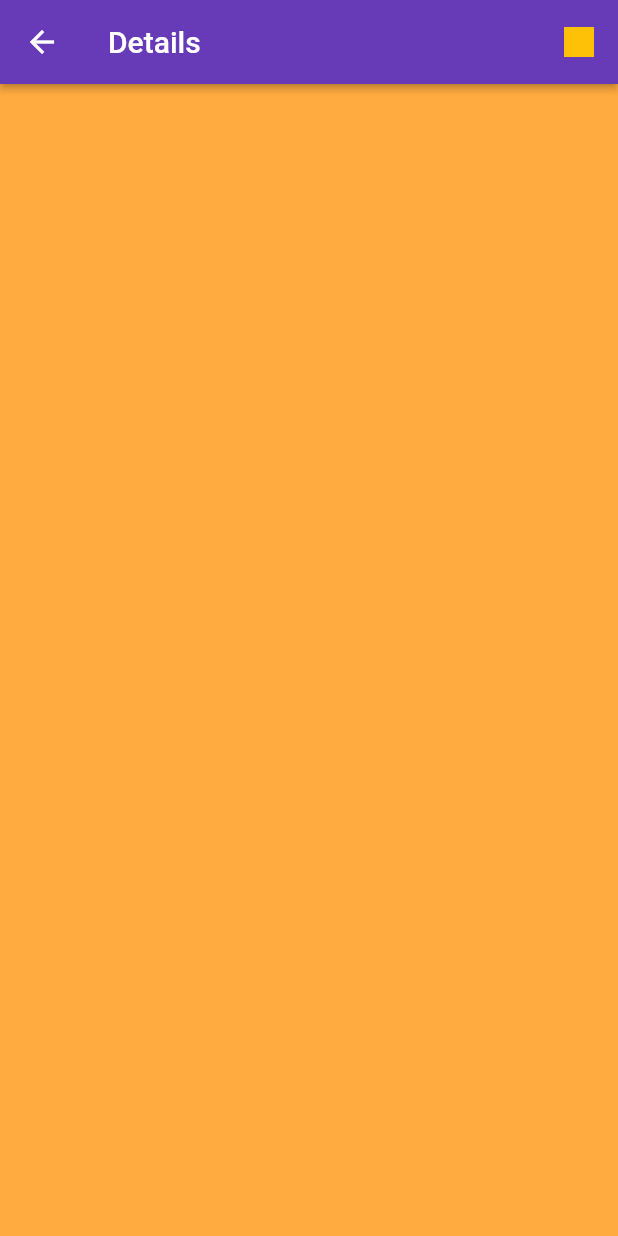
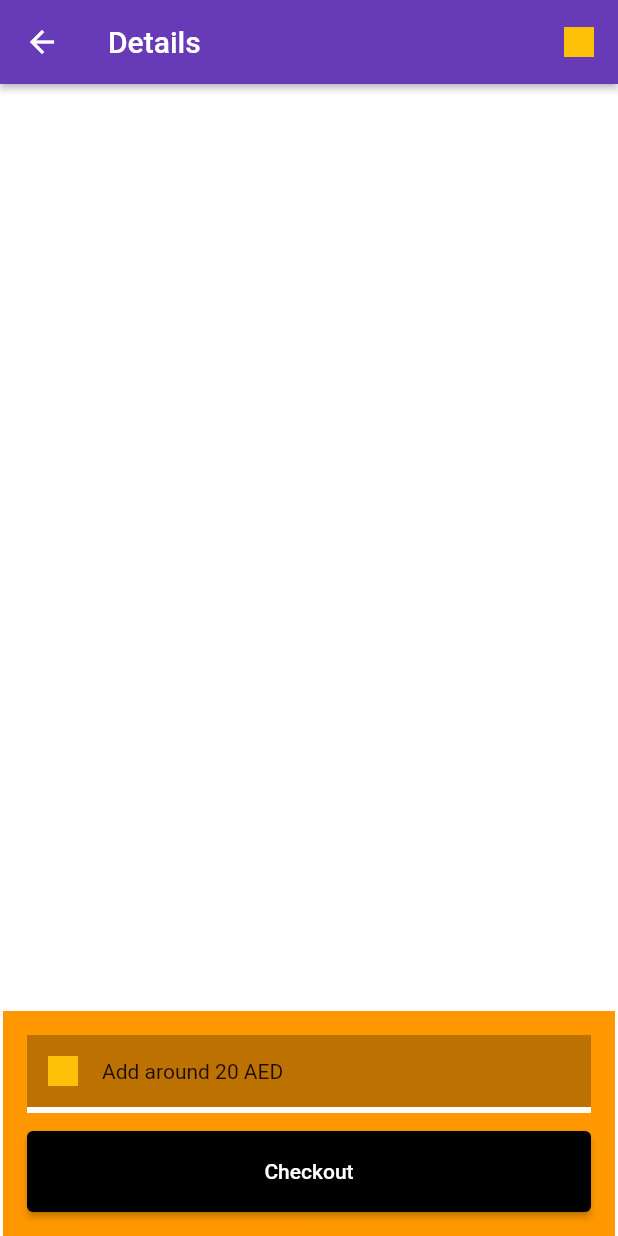
Before and after one commit to ratzr15/flutter-sample, a Flutter app: the DashboardDetailsScreen screen opened directly, on a phone screen of 412 x 824 dp. Run offline on Flutter 3.47's test engine with Material 2 defaults, Android fonts, the light colour scheme and no system bars; our stand-ins replace equatable.

Commit message:
add: details screen

```diff
--- a/lib/squad_board/presentation/screen/children/dashbpard_details_page_widget.dart
+++ b/lib/squad_board/presentation/screen/children/dashbpard_details_page_widget.dart
@@ -11,8 +11,11 @@ class DashboardDetailsScreen extends StatelessWidget {
     return Scaffold(
       appBar: AppBar(
         title: _TitleBarWidget(),
-        leading: const BackButton(
+        leading: BackButton(
           color: Colors.white,
+          onPressed: () => {
+            Navigator.of(context).pop(),
+          },
         ),
         elevation: 2.0,
       ),
@@ -22,8 +25,47 @@ class DashboardDetailsScreen extends StatelessWidget {
   }
 
   Widget _sliverGrid(BuildContext context) {
-    return Container(
-      color: Colors.orangeAccent,
+    return Align(
+      alignment: Alignment.bottomCenter,
+      child: Container(
+        height: _Constants.bottomContainerHeight,
+        color: Colors.orange,
+        child: Column(
+          mainAxisSize: MainAxisSize.min,
+          children: [
+            _CampaignBarWidget(),
+            SizedBox(
+              height: _Constants.verticalPadding,
+            ),
+            SizedBox(
+              height: _Constants.checkoutButtonHeight,
+              width: MediaQuery.of(context).size.width -
+                  _Constants.buttonWidthPadding,
+              child: _buildButton(() {}, [
+                Text('Checkout'),
+              ]),
+            ),
+          ],
+        ),
+      ),
+    );
+  }
+
+  Widget _buildButton(VoidCallback onPressed, List<Text> textChildren) {
+    return ElevatedButton(
+      style: ButtonStyle(
+        backgroundColor: MaterialStateProperty.all<Color>(Colors.black),
+        foregroundColor: MaterialStateProperty.all<Color>(Colors.white),
+        overlayColor: MaterialStateProperty.resolveWith<Color>(
+            (Set<MaterialState> states) {
+          if (states.contains(MaterialState.focused)) return Colors.red;
+          return null;
+        }),
+      ),
+      onPressed: () {
+        onPressed();
+      },
+      child: textChildren[0],
     );
   }
 }
@@ -48,3 +90,84 @@ class _TitleBarWidget extends StatelessWidget {
     ]);
   }
 }
+
+class _CampaignBarWidget extends StatelessWidget {
+  const _CampaignBarWidget();
+
+  @override
+  Widget build(BuildContext context) {
+    return Padding(
+      padding: const EdgeInsets.only(
+        left: _Constants.horizontalPadding,
+        right: _Constants.horizontalPadding,
+        top: _Constants.horizontalPadding,
+      ),
+      child: Column(
+        children: [
+          _TextWidgetWithIconWidget(),
+          _ProgressBarWidget(),
+        ],
+      ),
+    );
+  }
+}
+
+class _ProgressBarWidget extends StatelessWidget {
+  const _ProgressBarWidget({
+    Key key,
+  }) : super(key: key);
+
+  @override
+  Widget build(BuildContext context) {
+    return Container(
+      color: Colors.white,
+      height: _Constants.progressBarHeight,
+      width: MediaQuery.of(context).size.width - _Constants.buttonWidthPadding,
+    );
+  }
+}
+
+class _TextWidgetWithIconWidget extends StatelessWidget {
+  const _TextWidgetWithIconWidget({
+    Key key,
+  }) : super(key: key);
+
+  @override
+  Widget build(BuildContext context) {
+    return Container(
+      height: _Constants.campaignProgressHeight,
+      width: MediaQuery.of(context).size.width - _Constants.buttonWidthPadding,
+      color: Colors.black26,
+      child: Padding(
+        padding: const EdgeInsets.all(14.0),
+        child: Row(
+          children: [
+            Container(
+              width: 20,
+              height: 20,
+              color: Colors.amber,
+            ),
+            SizedBox(
+              width: 16,
+            ),
+            Text(
+              'Add around 20 AED',
+              textAlign: TextAlign.left,
+            ),
+          ],
+        ),
+      ),
+    );
+  }
+}
+
+abstract class _Constants {
+  static const double buttonWidthPadding = 36;
+  static const double verticalPadding = 12;
+  static const double horizontalPadding = 16;
+
+  static const double checkoutButtonHeight = 54;
+  static const double campaignProgressHeight = 48;
+  static const double bottomContainerHeight = 150;
+  static const double progressBarHeight = 4;
+}
--- a/lib/squad_board/presentation/screen/dashbpard_page_widget.dart
+++ b/lib/squad_board/presentation/screen/dashbpard_page_widget.dart
@@ -22,24 +22,6 @@ class DashboardScreen extends StatelessWidget {
     );
   }
 
-  Widget _buildButton(VoidCallback onPressed, List<Text> textChildren) {
-    return ElevatedButton(
-      style: ButtonStyle(
-        backgroundColor: MaterialStateProperty.all<Color>(Colors.black),
-        foregroundColor: MaterialStateProperty.all<Color>(Colors.white),
-        overlayColor: MaterialStateProperty.resolveWith<Color>(
-            (Set<MaterialState> states) {
-          if (states.contains(MaterialState.focused)) return Colors.red;
-          return null;
-        }),
-      ),
-      onPressed: () {
-        onPressed();
-      },
-      child: textChildren[0],
-    );
-  }
-
   Widget _sliverGrid(BuildContext context) {
     return MediaQuery.removePadding(
       context: context,
@@ -59,7 +41,7 @@ class DashboardScreen extends StatelessWidget {
                   MaterialPageRoute(
                     builder: (context) => DashboardDetailsScreen(),
                   ),
-                  (Route<dynamic> route) => false,
+                  (Route<dynamic> route) => true,
                 );
               },
               child: DashboardGridWidget(
```
